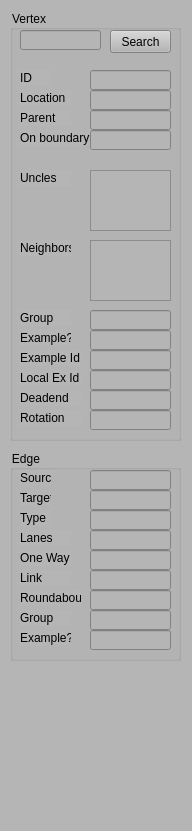
Qt form FBCDesigner/PropertyWidget.ui (gnishida/FBCDesigner) before a commit.
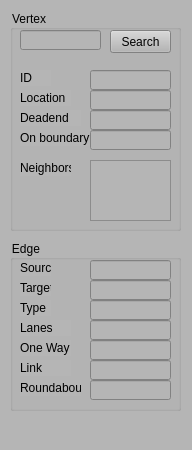
The same form after that commit.

Commit message: Improve the road width

```diff
--- a/FBCDesigner/PropertyWidget.ui
+++ b/FBCDesigner/PropertyWidget.ui
@@ -7,7 +7,7 @@
         <x>0</x>
         <y>0</y>
         <width>192</width>
-        <height>831</height>
+    <height>450</height>
       </rect>
     </property>
     <property name="minimumSize">
@@ -24,9 +24,9 @@
         <property name="geometry">
           <rect>
             <x>10</x>
-            <y>450</y>
+      <y>240</y>
             <width>171</width>
-            <height>211</height>
+      <height>171</height>
           </rect>
         </property>
         <property name="title">
@@ -147,52 +147,6 @@
             </rect>
           </property>
         </widget>
-        <widget class="QLabel" name="label_17">
-          <property name="geometry">
-            <rect>
-              <x>10</x>
-              <y>160</y>
-              <width>51</width>
-              <height>16</height>
-            </rect>
-          </property>
-          <property name="text">
-            <string>Group</string>
-          </property>
-        </widget>
-        <widget class="QLineEdit" name="lineEditEdgeGroupId">
-          <property name="geometry">
-            <rect>
-              <x>80</x>
-              <y>160</y>
-              <width>81</width>
-              <height>20</height>
-            </rect>
-          </property>
-        </widget>
-        <widget class="QLabel" name="label_18">
-          <property name="geometry">
-            <rect>
-              <x>10</x>
-              <y>180</y>
-              <width>51</width>
-              <height>16</height>
-            </rect>
-          </property>
-          <property name="text">
-            <string>Example?</string>
-          </property>
-        </widget>
-        <widget class="QLineEdit" name="lineEditEdgeGenerationType">
-          <property name="geometry">
-            <rect>
-              <x>80</x>
-              <y>180</y>
-              <width>81</width>
-              <height>20</height>
-            </rect>
-          </property>
-        </widget>
         <widget class="QLabel" name="label_4">
           <property name="geometry">
             <rect>
@@ -246,7 +200,7 @@
             <x>10</x>
             <y>10</y>
             <width>171</width>
-            <height>431</height>
+      <height>221</height>
           </rect>
         </property>
         <property name="title">
@@ -302,7 +256,7 @@
           <property name="geometry">
             <rect>
               <x>10</x>
-              <y>230</y>
+       <y>150</y>
               <width>51</width>
               <height>16</height>
             </rect>
@@ -315,76 +269,7 @@
           <property name="geometry">
             <rect>
               <x>80</x>
-              <y>230</y>
-              <width>81</width>
-              <height>61</height>
-            </rect>
-          </property>
-        </widget>
-        <widget class="QLabel" name="label_11">
-          <property name="geometry">
-            <rect>
-              <x>10</x>
-              <y>320</y>
-              <width>51</width>
-              <height>16</height>
-            </rect>
-          </property>
-          <property name="text">
-            <string>Example?</string>
-          </property>
-        </widget>
-        <widget class="QLineEdit" name="lineEditVertexGenerationType">
-          <property name="geometry">
-            <rect>
-              <x>80</x>
-              <y>320</y>
-              <width>81</width>
-              <height>20</height>
-            </rect>
-          </property>
-        </widget>
-        <widget class="QLabel" name="label_12">
-          <property name="geometry">
-            <rect>
-              <x>10</x>
-              <y>100</y>
-              <width>51</width>
-              <height>16</height>
-            </rect>
-          </property>
-          <property name="text">
-            <string>Parent</string>
-          </property>
-        </widget>
-        <widget class="QLabel" name="label_13">
-          <property name="geometry">
-            <rect>
-              <x>10</x>
-              <y>160</y>
-              <width>51</width>
-              <height>16</height>
-            </rect>
-          </property>
-          <property name="text">
-            <string>Uncles</string>
-          </property>
-        </widget>
-        <widget class="QLineEdit" name="lineEditVertexParent">
-          <property name="geometry">
-            <rect>
-              <x>80</x>
-              <y>100</y>
-              <width>81</width>
-              <height>20</height>
-            </rect>
-          </property>
-        </widget>
-        <widget class="QTextEdit" name="textEditVertexUncles">
-          <property name="geometry">
-            <rect>
-              <x>80</x>
-              <y>160</y>
+       <y>150</y>
               <width>81</width>
               <height>61</height>
             </rect>
@@ -413,57 +298,11 @@
             </rect>
           </property>
         </widget>
-        <widget class="QLabel" name="label_15">
-          <property name="geometry">
-            <rect>
-              <x>10</x>
-              <y>300</y>
-              <width>51</width>
-              <height>16</height>
-            </rect>
-          </property>
-          <property name="text">
-            <string>Group</string>
-          </property>
-        </widget>
-        <widget class="QLineEdit" name="lineEditVertexGroupId">
-          <property name="geometry">
-            <rect>
-              <x>80</x>
-              <y>300</y>
-              <width>81</width>
-              <height>20</height>
-            </rect>
-          </property>
-        </widget>
-        <widget class="QLabel" name="label_16">
-          <property name="geometry">
-            <rect>
-              <x>10</x>
-              <y>340</y>
-              <width>61</width>
-              <height>16</height>
-            </rect>
-          </property>
-          <property name="text">
-            <string>Example Id</string>
-          </property>
-        </widget>
-        <widget class="QLineEdit" name="lineEditVertexExampleDesc">
-          <property name="geometry">
-            <rect>
-              <x>80</x>
-              <y>340</y>
-              <width>81</width>
-              <height>20</height>
-            </rect>
-          </property>
-        </widget>
         <widget class="QLabel" name="label_19">
           <property name="geometry">
             <rect>
               <x>10</x>
-              <y>380</y>
+       <y>100</y>
               <width>61</width>
               <height>16</height>
             </rect>
@@ -476,7 +315,7 @@
           <property name="geometry">
             <rect>
               <x>80</x>
-              <y>380</y>
+       <y>100</y>
               <width>81</width>
               <height>20</height>
             </rect>
@@ -505,52 +344,6 @@
             <string>Search</string>
           </property>
         </widget>
-        <widget class="QLabel" name="label_20">
-          <property name="geometry">
-            <rect>
-              <x>10</x>
-              <y>360</y>
-              <width>61</width>
-              <height>16</height>
-            </rect>
-          </property>
-          <property name="text">
-            <string>Local Ex Id</string>
-          </property>
-        </widget>
-        <widget class="QLineEdit" name="lineEditVertexExampleStreetDesc">
-          <property name="geometry">
-            <rect>
-              <x>80</x>
-              <y>360</y>
-              <width>81</width>
-              <height>20</height>
-            </rect>
-          </property>
-        </widget>
-        <widget class="QLineEdit" name="lineEditVertexRotationAngle">
-          <property name="geometry">
-            <rect>
-              <x>80</x>
-              <y>400</y>
-              <width>81</width>
-              <height>20</height>
-            </rect>
-          </property>
-        </widget>
-        <widget class="QLabel" name="label_21">
-          <property name="geometry">
-            <rect>
-              <x>10</x>
-              <y>400</y>
-              <width>61</width>
-              <height>16</height>
-            </rect>
-          </property>
-          <property name="text">
-            <string>Rotation</string>
-          </property>
-        </widget>
       </widget>
     </widget>
   </widget>
```
Left out of the diff: 2 changed lines with no effect on the pictures. Lines whose indentation alone changed are shown as unchanged. The commit also changes 6 other files.
